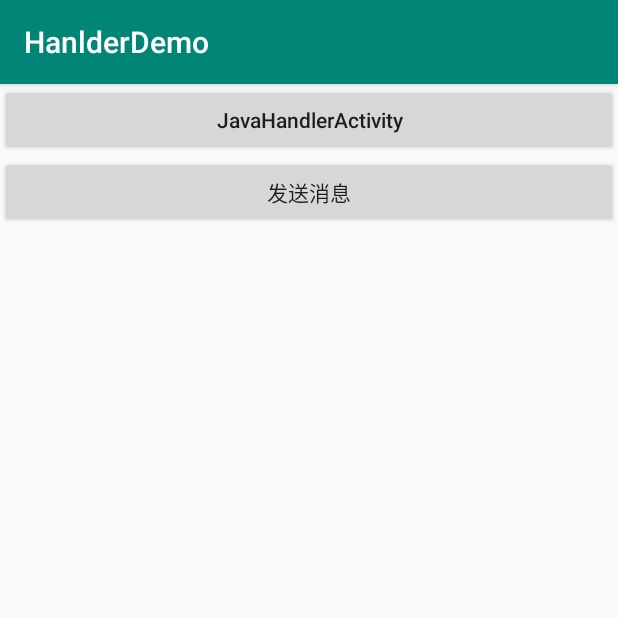
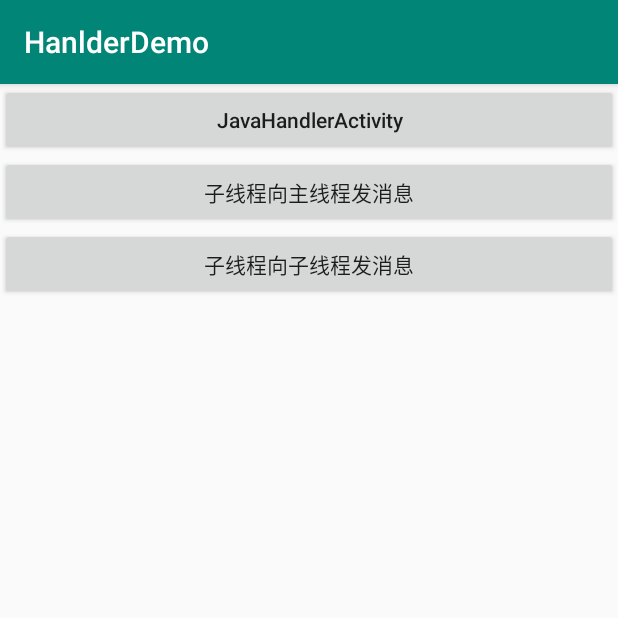
Before and after one commit to First-Time/HandlerDemo, an Android app: the screen it shows after launch (MainActivity), on a phone screen of 412 x 824 dp, the top half of it. Run offline under Robolectric (Android 15) with nearby library versions, the phone set to English and light mode, and no system bars.

Commit message:
[feature]子线程与子线程互通消息

```diff
--- a/app/src/main/java/com/lyf/hanlder/MainActivity.kt
+++ b/app/src/main/java/com/lyf/hanlder/MainActivity.kt
@@ -2,26 +2,13 @@ package com.lyf.hanlder
 
 import android.content.Intent
 import android.os.Bundle
-import android.os.Handler
-import android.os.Looper
-import android.os.Message
-import android.widget.Toast
 import androidx.appcompat.app.AppCompatActivity
 import com.lyf.hanlder.javapackage.JavaHandlerActivity
+import com.lyf.hanlder.subtomain.SubToMainActivity
+import com.lyf.hanlder.subtosub.SubToSubActivity
 import kotlinx.android.synthetic.main.activity_main.*
 
 class MainActivity : AppCompatActivity() {
-
-    private val myHandler = object : Handler(Looper.getMainLooper()) {
-        override fun handleMessage(msg: Message) {
-            when (msg.what) {
-                0x100 -> {
-                    Toast.makeText(this@MainActivity, "收到消息", Toast.LENGTH_LONG).show()
-                    println("收到消息")
-                }
-            }
-        }
-    }
 
     override fun onCreate(savedInstanceState: Bundle?) {
         super.onCreate(savedInstanceState)
@@ -35,18 +22,12 @@ class MainActivity : AppCompatActivity() {
             startActivity(Intent(this, JavaHandlerActivity::class.java))
         }
 
-        btnSendMessage.setOnClickListener {
-            sendMessageToMainThreadByWorkThread()
+        btnSubToMain.setOnClickListener {
+            startActivity(Intent(this, SubToMainActivity::class.java))
+        }
+
+        btnSubToSub.setOnClickListener {
+            startActivity(Intent(this, SubToSubActivity::class.java))
         }
     }
-
-    private fun sendMessageToMainThreadByWorkThread() {
-        val runnable = Runnable {
-            var message = Message()
-            message.what = 0x100
-            myHandler.sendMessage(message)
-        }
-
-        Thread(runnable).start()
-    }
 }
--- a/app/src/main/res/layout/activity_main.xml
+++ b/app/src/main/res/layout/activity_main.xml
@@ -16,12 +16,22 @@
         app:layout_constraintTop_toTopOf="parent" />
 
     <androidx.appcompat.widget.AppCompatButton
-        android:id="@+id/btnSendMessage"
+        android:id="@+id/btnSubToMain"
         android:layout_width="0dp"
         android:layout_height="wrap_content"
-        android:text="发送消息"
-        app:layout_constraintLeft_toLeftOf="parent"
-        app:layout_constraintRight_toRightOf="parent"
+        android:text="子线程向主线程发消息"
+        app:layout_constraintEnd_toEndOf="parent"
+        app:layout_constraintStart_toStartOf="parent"
         app:layout_constraintTop_toBottomOf="@id/btnJavaHandler" />
 
+    <androidx.appcompat.widget.AppCompatButton
+        android:id="@+id/btnSubToSub"
+        android:layout_width="0dp"
+        android:layout_height="wrap_content"
+        android:text="子线程向子线程发消息"
+        app:layout_constraintEnd_toEndOf="parent"
+        app:layout_constraintHorizontal_bias="0.0"
+        app:layout_constraintStart_toStartOf="parent"
+        app:layout_constraintTop_toBottomOf="@id/btnSubToMain" />
+
 </androidx.constraintlayout.widget.ConstraintLayout>
```
Also changed, not shown: app/build.gradle (+8 -0 lines), app/src/main/AndroidManifest.xml (+6 -1 lines), app/src/main/java/com/lyf/hanlder/javapackage/JavaHandlerActivity.java (+52 -9 lines), app/src/main/java/com/lyf/hanlder/subtomain/SubToMainActivity.kt (added, +88 -0 lines), app/src/main/java/com/lyf/hanlder/subtosub/SubToSubActivity.kt (added, +80 -0 lines), app/src/main/res/layout/activity_sub_to_main.xml (added, +18 -0 lines), app/src/main/res/layout/activity_sub_to_sub.xml (added, +18 -0 lines).
